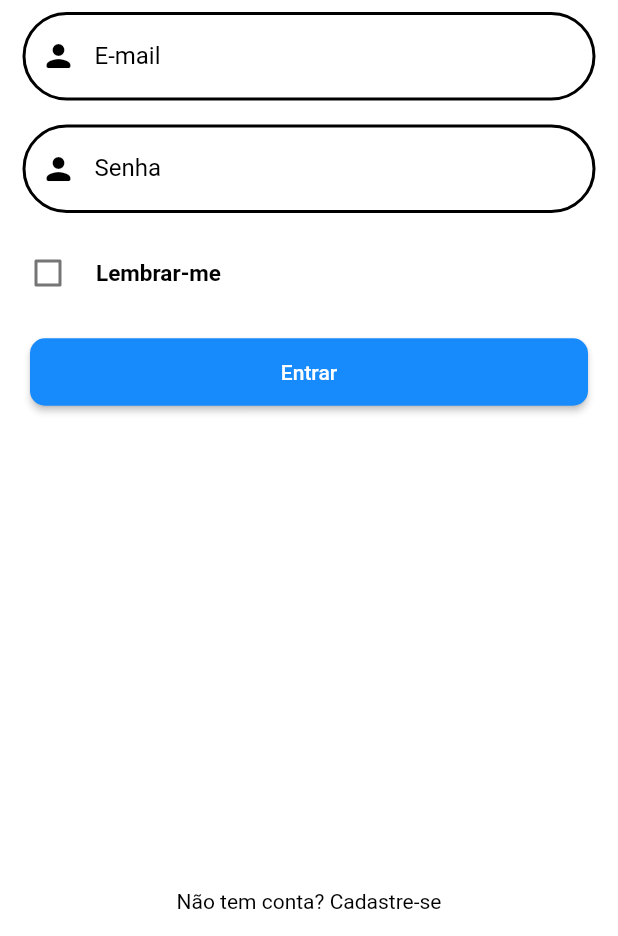
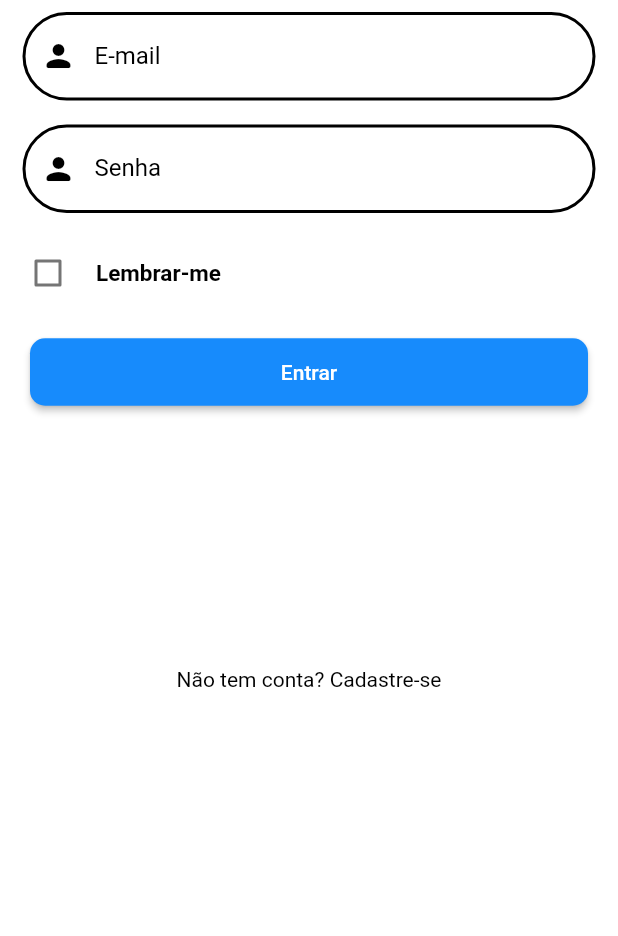
Before and after one commit to AlarconPedro/Tech_Shop, a Flutter app: the screen it shows after launch, on a phone screen of 412 x 824 dp, the part 300-1236 px from its top. Run offline on Flutter 3.47's test engine with Material 2 defaults, Android fonts, the phone set to English and light mode, and no system bars; our stand-ins replace carousel_slider, mask_text_input_formatter, shared_preferences.

Commit message:
Corrigido problema na tela de Login - 2022.10.15.1

```diff
--- a/lib/ui/pages/login_page.dart
+++ b/lib/ui/pages/login_page.dart
@@ -30,7 +30,8 @@ class _LoginPageState extends State<LoginPage> {
       child: Scaffold(
         backgroundColor:
             currentTheme.isDarkTheme() ? Cores.cinzaEscuro : Cores.branco,
-        body: SizedBox(
+        body: SingleChildScrollView(
+          child: SizedBox(
             height: MediaQuery.of(context).size.height,
             child: Column(
               mainAxisAlignment: MainAxisAlignment.center,
@@ -41,8 +42,6 @@ class _LoginPageState extends State<LoginPage> {
                 Row(
                   children: [
                     Expanded(
-                    child: SingleChildScrollView(
-                      child: SingleChildScrollView(
                       child: Column(
                         mainAxisAlignment: MainAxisAlignment.center,
                         children: [
@@ -130,8 +129,7 @@ class _LoginPageState extends State<LoginPage> {
                                           ? Cores.vermelho
                                           : Cores.azul,
                                       shape: RoundedRectangleBorder(
-                                          borderRadius:
-                                              BorderRadius.circular(10),
+                                        borderRadius: BorderRadius.circular(10),
                                       ),
                                       fixedSize: const Size(120, 45),
                                     ),
@@ -146,8 +144,6 @@ class _LoginPageState extends State<LoginPage> {
                             ],
                           ),
                         ],
-                        ),
-                      ),
                       ),
                     ),
                   ],
@@ -176,7 +172,11 @@ class _LoginPageState extends State<LoginPage> {
                     },
                   ),
                 ),
+                Expanded(
+                  child: Container(),
+                ),
               ],
+            ),
           ),
         ),
       ),
--- a/lib/ui/widgets/produto_descricao.dart
+++ b/lib/ui/widgets/produto_descricao.dart
@@ -202,7 +202,10 @@ class _ProdutoDescricaoState extends State<ProdutoDescricao> {
                     ),
                     onPressed: () {
                       Globais.qtdCarrinho < 1
-                          ? API().criarCarrinho(Globais.idCliente)
+                          ? API().criarCarrinho(
+                              Globais.idCliente,
+                              widget.produto,
+                            )
                           : API().adicionarAoCarrinho(
                               produtoId: widget.produto.id,
                               quantidade: Globais.qtdCarrinho,
```
Also changed, not shown: lib/datasource/api/api.dart (+6 -1 lines). Lines whose indentation alone changed are shown as unchanged.
